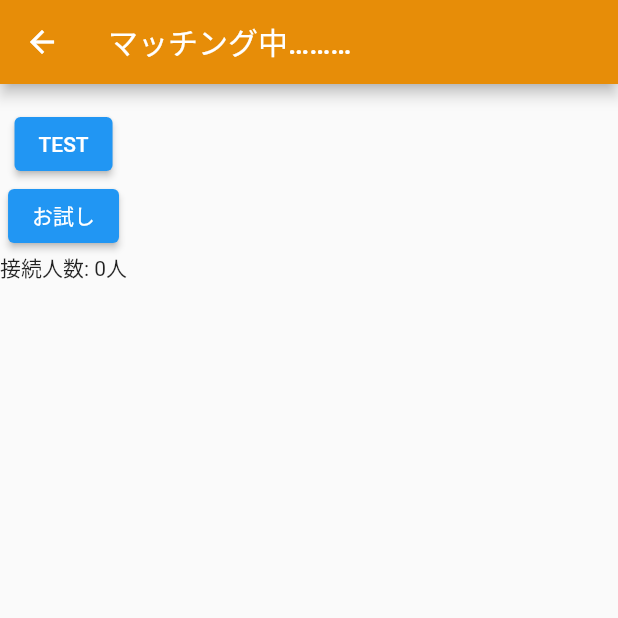
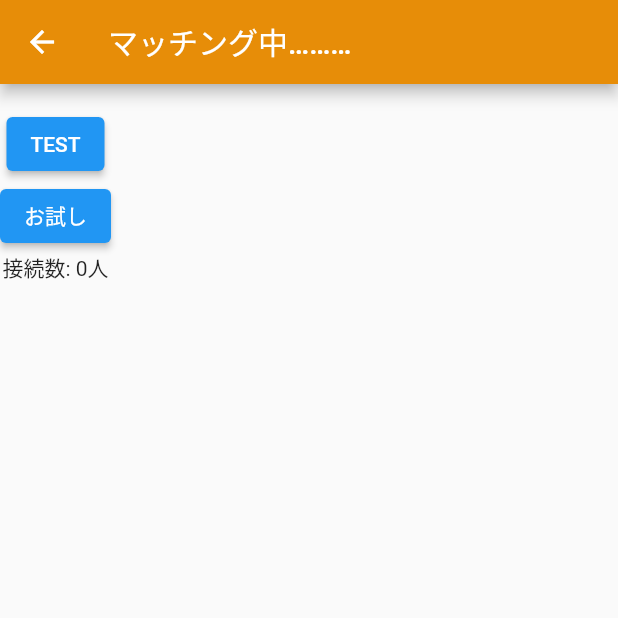
Before and after one commit to nadegata13/Quicha, a Flutter app: the MatchingScreen screen opened directly, on a phone screen of 412 x 824 dp, the top half of it. Run offline on Flutter 3.47's test engine with Material 2 defaults, Android fonts, the phone set to English and light mode, and no system bars; our stand-ins replace animated_flip_counter, animated_text_kit, bubble, circular_countdown_timer, firebase_auth, firebase_core and 10 more; missing offline and left inert: fading_edge_scrollview, scaled_list, spring, spring_button; accounts and stored records are empty; network calls fail; project files that could hold a hidden picture were left out.

Commit message:
接続数

```diff
--- a/lib/view/matching_screen/matching_screen.dart
+++ b/lib/view/matching_screen/matching_screen.dart
@@ -44,7 +44,7 @@ class MatchingScreen extends HookConsumerWidget {
               viewModel.test();
             }, child: Text("お試し")),
 
-            Text("接続人数: " + state.connectClientCount),
+            Text("接続数: " + state.connectClientCount),
           ],
         ),
       ),
```
